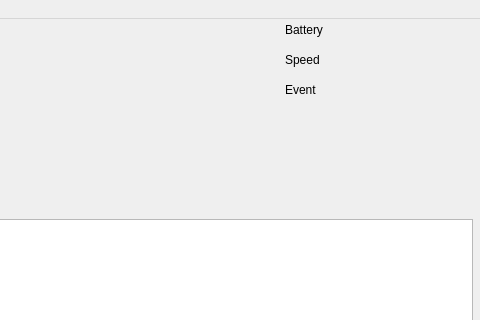
Qt form newRobotClient/mainwindow.ui (RissanenGit/RobotProject) before a commit; both pictures show x 265 to 745 and y 0 to 320 of the 745 by 493 pixel window.
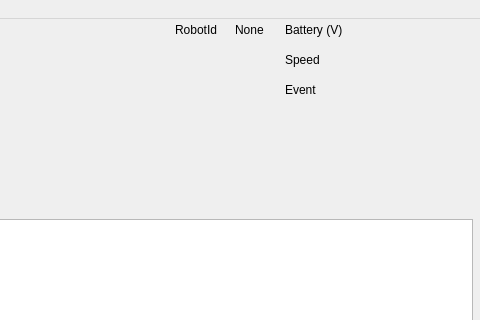
The same form after that commit.

Commit message: Registering robot added

```diff
--- a/newRobotClient/mainwindow.ui
+++ b/newRobotClient/mainwindow.ui
@@ -49,12 +49,12 @@
      <rect>
       <x>550</x>
       <y>0</y>
-      <width>61</width>
+      <width>81</width>
       <height>21</height>
      </rect>
     </property>
     <property name="text">
-     <string>Battery</string>
+     <string>Battery (V)</string>
     </property>
    </widget>
    <widget class="QLabel" name="actionText">
@@ -62,7 +62,7 @@
      <rect>
       <x>550</x>
       <y>60</y>
-      <width>61</width>
+      <width>71</width>
       <height>21</height>
      </rect>
     </property>
@@ -73,9 +73,9 @@
    <widget class="QLabel" name="batteryLabel">
     <property name="geometry">
      <rect>
-      <x>610</x>
+      <x>634</x>
       <y>0</y>
-      <width>115</width>
+      <width>101</width>
       <height>21</height>
      </rect>
     </property>
@@ -86,9 +86,9 @@
    <widget class="QLabel" name="actionLabel">
     <property name="geometry">
      <rect>
-      <x>610</x>
+      <x>634</x>
       <y>60</y>
-      <width>115</width>
+      <width>101</width>
       <height>21</height>
      </rect>
     </property>
@@ -111,7 +111,7 @@
      <rect>
       <x>550</x>
       <y>30</y>
-      <width>61</width>
+      <width>71</width>
       <height>21</height>
      </rect>
     </property>
@@ -122,9 +122,9 @@
    <widget class="QLabel" name="speedLabel">
     <property name="geometry">
      <rect>
-      <x>610</x>
+      <x>634</x>
       <y>30</y>
-      <width>115</width>
+      <width>101</width>
       <height>21</height>
      </rect>
     </property>
@@ -132,6 +132,32 @@
      <string/>
     </property>
    </widget>
+   <widget class="QLabel" name="robotIdText">
+    <property name="geometry">
+     <rect>
+      <x>440</x>
+      <y>0</y>
+      <width>61</width>
+      <height>21</height>
+     </rect>
+    </property>
+    <property name="text">
+     <string>RobotId</string>
+    </property>
+   </widget>
+   <widget class="QLabel" name="robotIdLabel">
+    <property name="geometry">
+     <rect>
+      <x>500</x>
+      <y>0</y>
+      <width>41</width>
+      <height>21</height>
+     </rect>
+    </property>
+    <property name="text">
+     <string>None</string>
+    </property>
+   </widget>
   </widget>
   <widget class="QMenuBar" name="menuBar">
    <property name="geometry">
```
Left out of the diff: 6 changed lines with no effect on the pictures. The commit also changes 4 other files.
